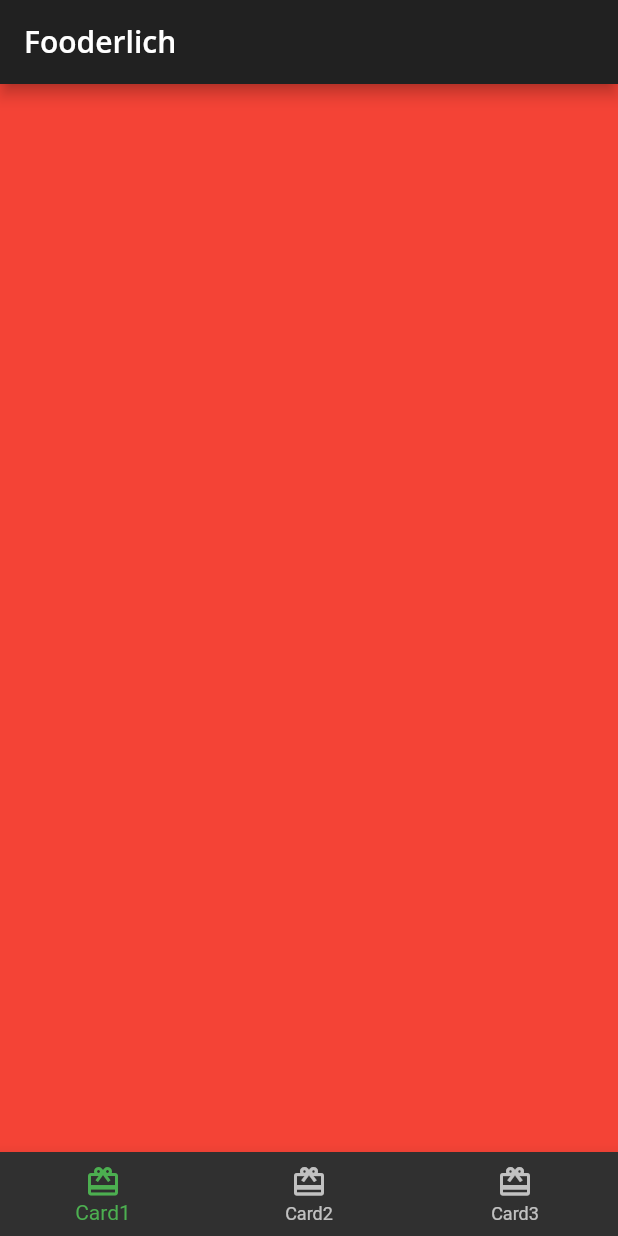
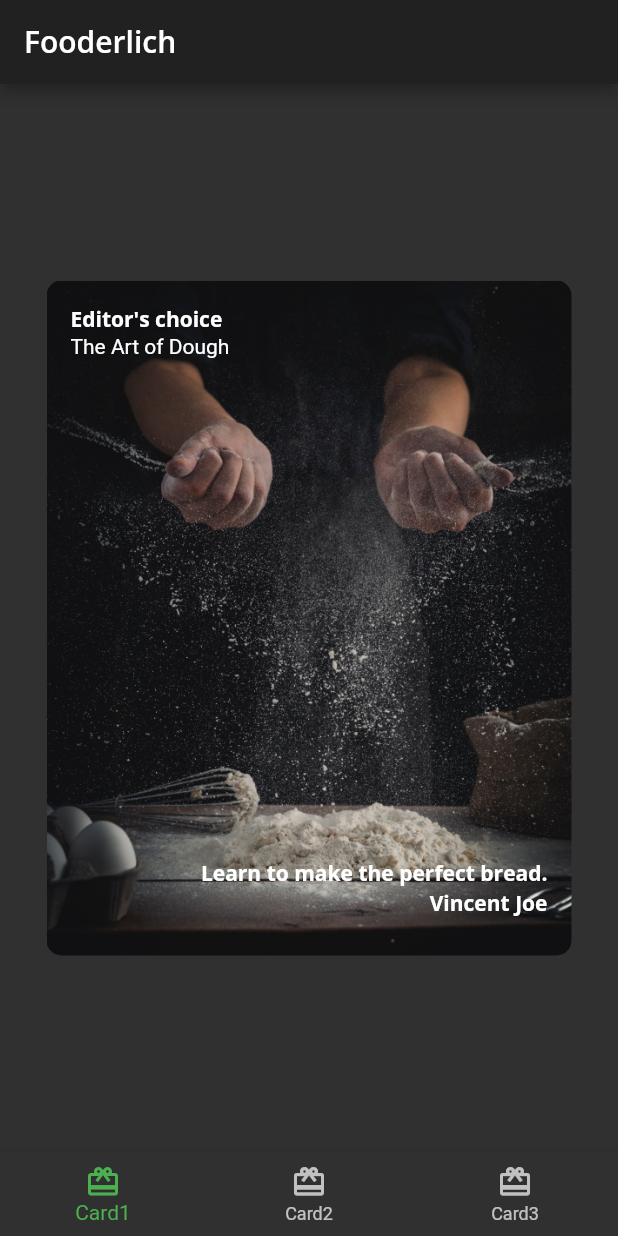
Before and after one commit to sh-cho/flutter-fooderlich-practice, a Flutter app: the screen it shows after launch, on a phone screen of 412 x 824 dp. Run offline on Flutter 3.47's test engine with Material 2 defaults, Android fonts, the phone set to English and light mode, and no system bars; our stand-ins replace google_fonts.

Commit message:
card1 done

```diff
--- /dev/null
+++ b/lib/card1.dart
@@ -0,0 +1,53 @@
+import 'package:flutter/material.dart';
+
+import 'fooderlich_theme.dart';
+
+class Card1 extends StatelessWidget {
+  const Card1({Key? key}) : super(key: key);
+
+  final category = "Editor's choice";
+  final title = 'The Art of Dough';
+  final description = 'Learn to make the perfect bread.';
+  final chef = 'Vincent Joe';
+
+  @override
+  Widget build(BuildContext context) {
+    return Center(
+      child: Container(
+        child: Stack(
+          children: [
+            Text(category, style: FooderlichTheme.darkTextTheme.bodyText1),
+            Positioned(
+              child:
+                  Text(title, style: FooderlichTheme.darkTextTheme.headline5),
+              top: 20,
+            ),
+            Positioned(
+              child: Text(description,
+                  style: FooderlichTheme.darkTextTheme.bodyText1),
+              bottom: 30,
+              right: 0,
+            ),
+            Positioned(
+              child: Text(chef, style: FooderlichTheme.darkTextTheme.bodyText1),
+              bottom: 10,
+              right: 0,
+            ),
+          ],
+        ),
+        padding: const EdgeInsets.all(16),
+        constraints: const BoxConstraints.expand(
+          width: 350,
+          height: 450,
+        ),
+        decoration: const BoxDecoration(
+          image: DecorationImage(
+            image: AssetImage('assets/mag1.png'),
+            fit: BoxFit.cover,
+          ),
+          borderRadius: BorderRadius.all(Radius.circular(10.0)),
+        ),
+      ),
+    );
+  }
+}
--- a/lib/home.dart
+++ b/lib/home.dart
@@ -1,4 +1,6 @@
 import 'package:flutter/material.dart';
+
+import 'card1.dart';
 
 class Home extends StatefulWidget {
   const Home({Key? key}) : super(key: key);
@@ -11,8 +13,7 @@ class _HomeState extends State<Home> {
   int _selectedIndex = 0;
 
   static List<Widget> pages = <Widget>[
-    // TODO: Replace with Card1
-    Container(color: Colors.red),
+    const Card1(),
     // TODO: Replace with Card2
     Container(color: Colors.green),
     // TODO: Replace with Card3
--- a/pubspec.yaml
+++ b/pubspec.yaml
@@ -62,6 +62,8 @@ flutter:
   # assets:
   #   - images/a_dot_burr.jpeg
   #   - images/a_dot_ham.jpeg
+  assets:
+    - assets/
 
   # An image asset can refer to one or more resolution-specific "variants", see
   # https://flutter.dev/assets-and-images/#resolution-aware.
```
Also changed, not shown: assets/author_katz.jpeg (added), assets/mag1.png (added), assets/mag2.png (added), assets/mag3.png (added), assets/mag4.png (added), assets/mag5.png (added).
